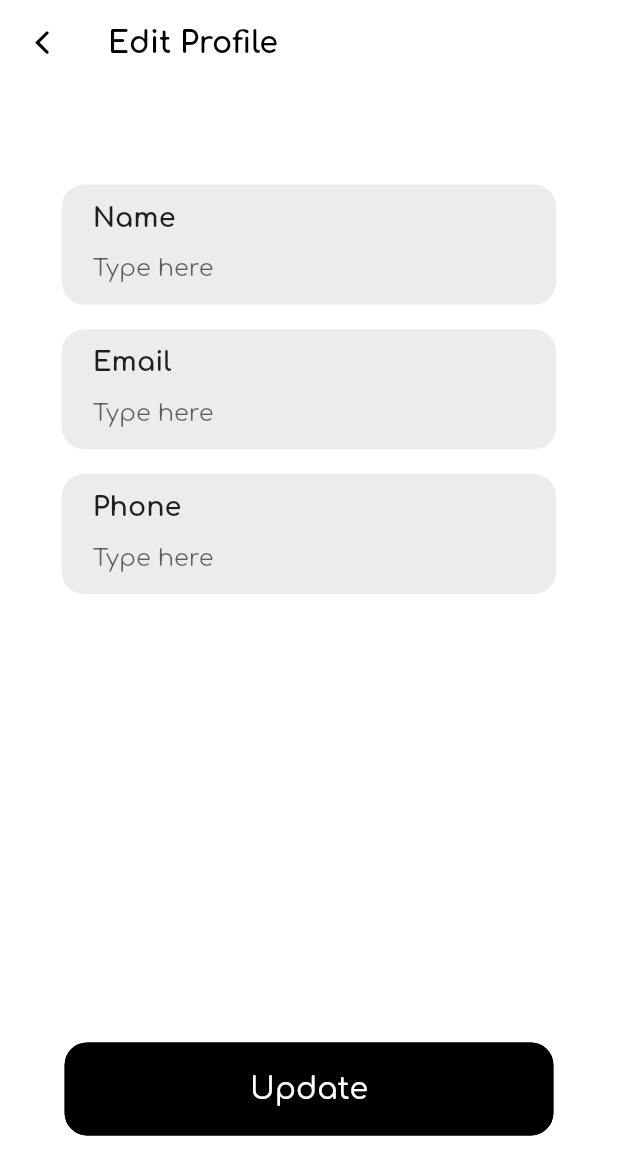
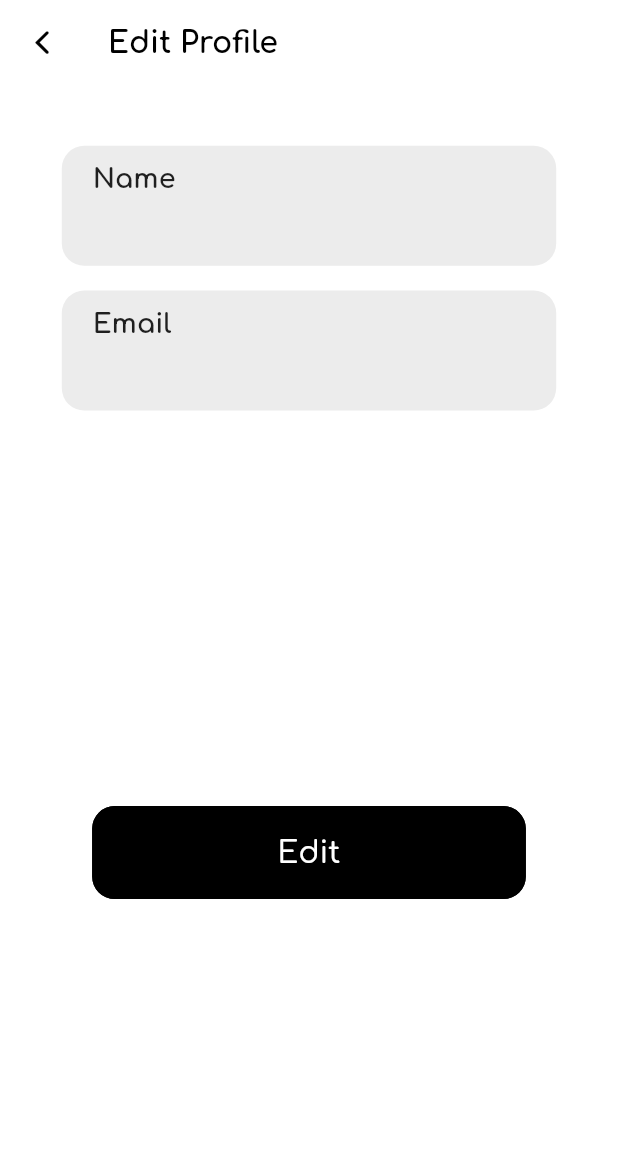
Before and after one commit to leywino/amplifier, a Flutter app: the ProfileScreen screen opened directly, after a tap on "Edit Profile", on a phone screen of 412 x 824 dp. Shown: the top 1175 px of the screen. Run offline on Flutter 3.47's test engine with Material 2 defaults, Android fonts, the phone set to English and light mode, and no system bars; our stand-ins replace email_validator, firebase_auth, firebase_core, flutter_carousel_widget, flutter_svg, google_fonts; accounts and stored records are empty; network calls fail.

Commit message:
updated edit profile

```diff
--- a/lib/presentation/edit_profile_screen/edit_profile_screen.dart
+++ b/lib/presentation/edit_profile_screen/edit_profile_screen.dart
@@ -1,15 +1,38 @@
+import 'dart:developer';
+
 import 'package:amplifier/core/colors/main_colors.dart';
 import 'package:amplifier/presentation/widgets/custom_app_bar.dart';
 import 'package:amplifier/presentation/widgets/text_field_widget.dart';
+import 'package:email_validator/email_validator.dart';
+import 'package:firebase_auth/firebase_auth.dart';
 import 'package:flutter/material.dart';
 
 class EditProfileScreen extends StatelessWidget {
   EditProfileScreen({super.key});
 
   final TextEditingController nameController = TextEditingController();
+  final TextEditingController emailController = TextEditingController();
+  final ValueNotifier<bool> editNotifier = ValueNotifier(false);
+  final User? user = FirebaseAuth.instance.currentUser;
+  final _formKey = GlobalKey<FormState>();
 
-  final TextEditingController emailController = TextEditingController();
-  final TextEditingController phoneController = TextEditingController();
+  String? _validateNameField(String? value) {
+    if (nameController.text.trim().isEmpty) {
+      return 'Name field is empty';
+    } else if (nameController.text.trim().length < 4) {
+      return 'Enter minimum 4 characters';
+    }
+    return null;
+  }
+
+  String? _validateEmailField(String? value) {
+    if (emailController.text.trim().isEmpty) {
+      return 'Email field is empty';
+    } else if (!EmailValidator.validate(emailController.text.trim())) {
+      return 'Enter valid email';
+    }
+    return null;
+  }
 
   @override
   Widget build(BuildContext context) {
@@ -17,11 +40,16 @@ class EditProfileScreen extends StatelessWidget {
     return SafeArea(
       child: Scaffold(
         backgroundColor: kMainBgColor,
-        body: Column(
+        body: SingleChildScrollView(
+          child: Column(
             mainAxisAlignment: MainAxisAlignment.spaceBetween,
             children: [
               const CustomAppBar(title: "Edit Profile", showBackButton: true),
-            Column(
+              Form(
+                key: _formKey,
+                child: ValueListenableBuilder(
+                  valueListenable: editNotifier,
+                  builder: (context, editOrUpdate, child) => Column(
                     children: [
                       SizedBox(
                         height: size.height * 0.05,
@@ -31,6 +59,9 @@ class EditProfileScreen extends StatelessWidget {
                         fieldName: "Name",
                         colorValue: Colors.grey.withOpacity(0.2),
                         textController: nameController,
+                        hintName: user!.displayName,
+                        enabled: editOrUpdate,
+                        validator: _validateNameField,
                       ),
                       SizedBox(
                         height: size.height * 0.02,
@@ -40,24 +71,27 @@ class EditProfileScreen extends StatelessWidget {
                         fieldName: "Email",
                         colorValue: Colors.grey.withOpacity(0.2),
                         textController: emailController,
+                        hintName: emailController.text.trim(),
+                        enabled: editOrUpdate,
+                        validator: _validateEmailField,
                       ),
                       SizedBox(
                         height: size.height * 0.02,
                       ),
-                TextFieldWidget(
-                  size: size,
-                  fieldName: "Phone",
-                  numPad: true,
-                  colorValue: Colors.grey.withOpacity(0.2),
-                  textController: phoneController,
+                    ],
                   ),
-              ],
+                ),
               ),
               SizedBox(
                 height: size.height * 0.3,
               ),
-            TextButton(
-              onPressed: () {},
+              ValueListenableBuilder(
+                valueListenable: editNotifier,
+                builder: (context, editOrUpdate, child) => TextButton(
+                  onPressed: () {
+                    editNotifier.value = !editNotifier.value;
+                    editOrUpdate ? _updateProfile(context) : null;
+                  },
                   style: ButtonStyle(
                     shape: MaterialStateProperty.all<RoundedRectangleBorder>(
                       RoundedRectangleBorder(
@@ -65,16 +99,18 @@ class EditProfileScreen extends StatelessWidget {
                         side: const BorderSide(color: Colors.black),
                       ),
                     ),
-                backgroundColor: MaterialStateProperty.all<Color>(Colors.black),
+                    backgroundColor:
+                        MaterialStateProperty.all<Color>(Colors.black),
                     padding: MaterialStateProperty.all<EdgeInsets>(
                         EdgeInsets.symmetric(
                             horizontal: size.width * 0.30, vertical: 20)),
                   ),
-              child: const Text(
-                'Update',
-                style: TextStyle(
+                  child: Text(
+                    !editOrUpdate ? 'Edit' : 'Update',
+                    style: const TextStyle(
                       color: Colors.white,
                       fontSize: 20,
+                    ),
                   ),
                 ),
               ),
@@ -84,6 +120,27 @@ class EditProfileScreen extends StatelessWidget {
             ],
           ),
         ),
+      ),
     );
   }
+
+  Future _updateProfile(BuildContext context) async {
+    // showDialog(
+    //   context: context,
+    //   barrierDismissible: false,
+    //   builder: (context) => const Center(child: CircularProgressIndicator()),
+    // );
+
+    final form = _formKey.currentState!.validate();
+    if (form) {
+      try {
+        await user!.updateDisplayName(nameController.text.trim());
+        await user!.updateEmail(emailController.text.trim());
+      } on FirebaseAuthException catch (e) {
+        log(e.toString());
       }
+    } else {
+      editNotifier.value = !editNotifier.value;
+    }
+  }
+}
--- a/lib/presentation/login_screen/login_screen.dart
+++ b/lib/presentation/login_screen/login_screen.dart
@@ -93,6 +93,7 @@ class MainLoginScreen extends StatelessWidget {
                               validator: _validateEmailField,
                               fieldName: "Email",
                               textController: emailController,
+
                             ),
                             // SizedBox(
                             //   height: size.height * 0.005,
--- a/lib/presentation/profile_screen/main_profile_screen.dart
+++ b/lib/presentation/profile_screen/main_profile_screen.dart
@@ -3,8 +3,8 @@ import 'package:amplifier/core/icons/custom_icon_icons.dart';
 import 'package:amplifier/presentation/profile_screen/widgets/log_out_widget.dart';
 import 'package:amplifier/presentation/profile_screen/widgets/profile_tile_widget.dart';
 import 'package:amplifier/presentation/widgets/custom_app_bar.dart';
+import 'package:firebase_auth/firebase_auth.dart';
 import 'package:flutter/material.dart';
-
 
 class ProfileScreen extends StatelessWidget {
   ProfileScreen({super.key});
@@ -33,7 +33,7 @@ class ProfileScreen extends StatelessWidget {
     "Log Out",
   ];
 
-
+  User? user = FirebaseAuth.instance.currentUser;
 
   @override
   Widget build(BuildContext context) {
@@ -50,8 +50,8 @@ class ProfileScreen extends StatelessWidget {
                     backgroundColor: Colors.grey[300],
                   ),
                   const SizedBox(height: 16.0),
-                  const Text(
-                    'User Name',
+                  Text(
+                    user!.displayName!,
                     style: TextStyle(
                       fontSize: 24.0,
                       fontWeight: FontWeight.bold,
--- a/lib/presentation/widgets/text_field_widget.dart
+++ b/lib/presentation/widgets/text_field_widget.dart
@@ -10,15 +10,19 @@ class TextFieldWidget extends StatelessWidget {
     this.colorValue = Colors.white,
     required this.textController,
     this.validator,
+    this.hintName,
+    this.enabled = true,
   }) : super(key: key);
 
   final Size size;
   final String fieldName;
   final bool hideField;
+  final bool enabled;
   final bool numPad;
   final Color colorValue;
   final TextEditingController? textController;
   final String? Function(String?)? validator;
+  final String? hintName;
 
   @override
   Widget build(BuildContext context) {
@@ -46,16 +50,17 @@ class TextFieldWidget extends StatelessWidget {
               ),
               TextFormField(
                 validator: validator,
+                enabled: enabled,
                 autovalidateMode: AutovalidateMode.onUserInteraction,
                 controller: textController,
                 obscureText: hideField,
                 keyboardType: numPad ? TextInputType.phone : null,
-                decoration: const InputDecoration(
+                decoration: InputDecoration(
                   enabledBorder: InputBorder.none,
                   focusedBorder: InputBorder.none,
-                  hintText: 'Type here',
+                  hintText: hintName ?? "Type here",
                   border: InputBorder.none,
-                  labelStyle: TextStyle(
+                  labelStyle: const TextStyle(
                     color: Colors.transparent,
                   ),
                   // errorBorder: OutlineInputBorder(
@@ -65,7 +70,7 @@ class TextFieldWidget extends StatelessWidget {
                   //   ),
                   //   borderRadius: BorderRadius.circular(15.0),
                   // ),
-                  errorStyle: TextStyle(
+                  errorStyle: const TextStyle(
                     color: Colors.red,
                     fontWeight: FontWeight.bold,
                   ),
```
Lines whose indentation alone changed are shown as unchanged.
